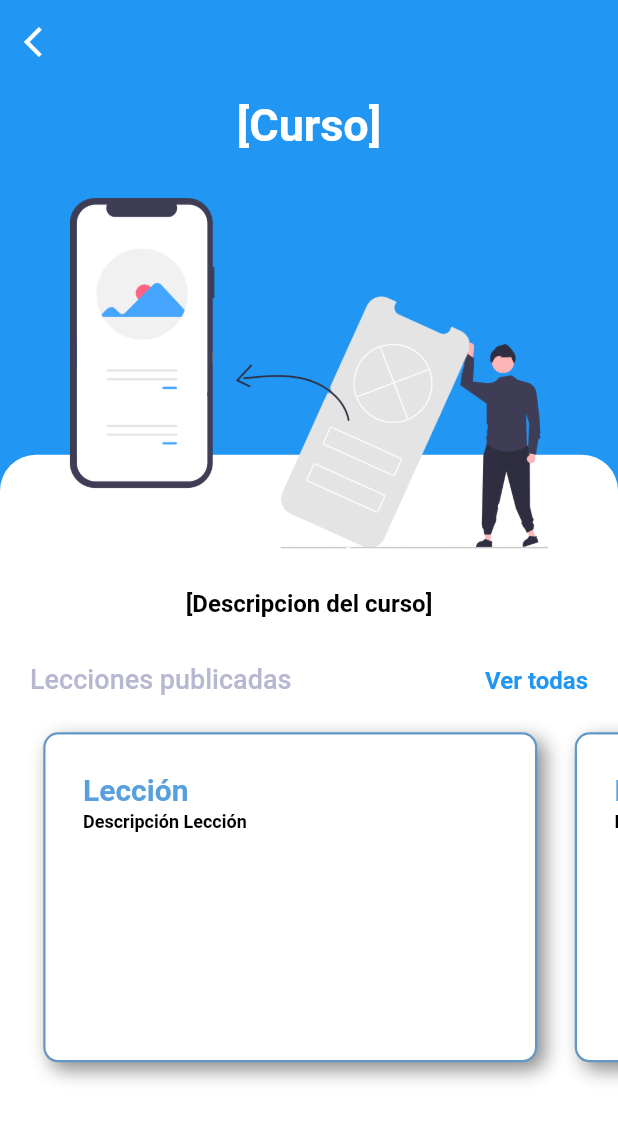
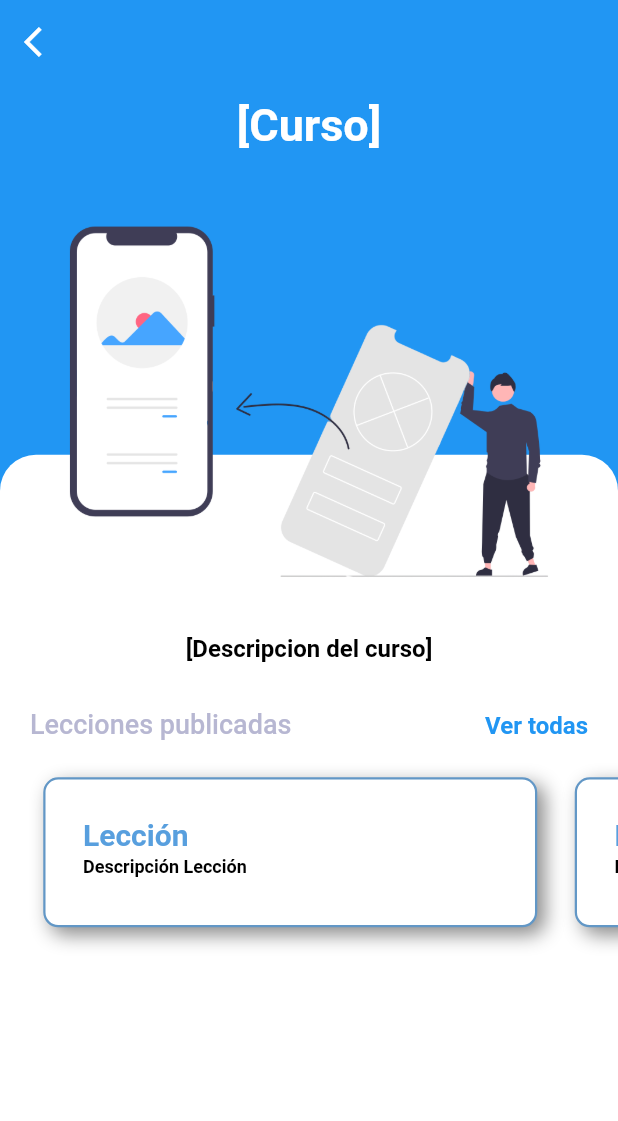
Before and after one commit to Exodus-Titan/Entrega-de-Flutter-Desarrollo, a Flutter app: the PantallaDetalleCurso screen opened directly, on a phone screen of 412 x 824 dp. Shown: the top 1121 px of the screen. Run offline on Flutter 3.47's test engine with Material 2 defaults, Android fonts, the phone set to English and light mode, and no system bars; drawn by our look-alikes of carousel_slider; our stand-ins replace connectivity_plus, like_button, moor_flutter, shared_preferences; missing offline and left inert: dart:ffi; accounts and stored records are empty; network calls fail.

Commit message:
Algunos cambios
Se muestra al profesor en el detalle del curso. Cambios en la segunda pantalla para revisar la imagen en la web

```diff
--- a/flutter_app_1/lib/pruebas_para_el_api/componentes/lecciones.dart
+++ b/flutter_app_1/lib/pruebas_para_el_api/componentes/lecciones.dart
@@ -12,7 +12,7 @@ class CarouselLecciones extends StatelessWidget {
         enableInfiniteScroll: false,
         reverse: false,
         viewportFraction: 0.86,
-        height: 260.0,
+        height: 140.0,
       ),
       items: const <Widget>[
         //se elimina el widget y se agrega la lista de cursos
--- a/flutter_app_1/lib/pruebas_para_el_api/pantallas/pantalla_detalle_curso.dart
+++ b/flutter_app_1/lib/pruebas_para_el_api/pantallas/pantalla_detalle_curso.dart
@@ -50,7 +50,7 @@ Widget body(String tituloCurso, String descripcionCurso, String profesor, BuildC
     child: Column(
       children: <Widget>[
         SizedBox(
-          height: size.height,
+          height: 800, //size.height,
           child: Stack(
             children: <Widget>[
               Container(
@@ -67,7 +67,7 @@ Widget body(String tituloCurso, String descripcionCurso, String profesor, BuildC
                   children: <Widget>[
                     Padding(
                       padding: const EdgeInsets.only(
-                        top: 90,
+                        top: 120,
                         left: 20,
                         right: 20,
                       ),
@@ -91,18 +91,18 @@ Widget body(String tituloCurso, String descripcionCurso, String profesor, BuildC
                       textAlign: TextAlign.center,
                       style: Theme.of(context).textTheme.headline5,
                     ),
+                    Text(
+                      profesor,
+                      textAlign: TextAlign.center,
+                      style: Theme.of(context).textTheme.subtitle2,
+                    ),
                     Row(
                       children: <Widget>[
-                        Text(
-                          profesor,
-                          textAlign: TextAlign.center,
-                          style: Theme.of(context).textTheme.headline5,
-                        ),
                         const SizedBox(),
                         Expanded(
                           child: Image.asset(
                             'assets/imgs/CursoSinFondo.png',
-                            fit: BoxFit.fill,
+                            fit: BoxFit.fitHeight,
                           ),
                         ),
                       ],
```
